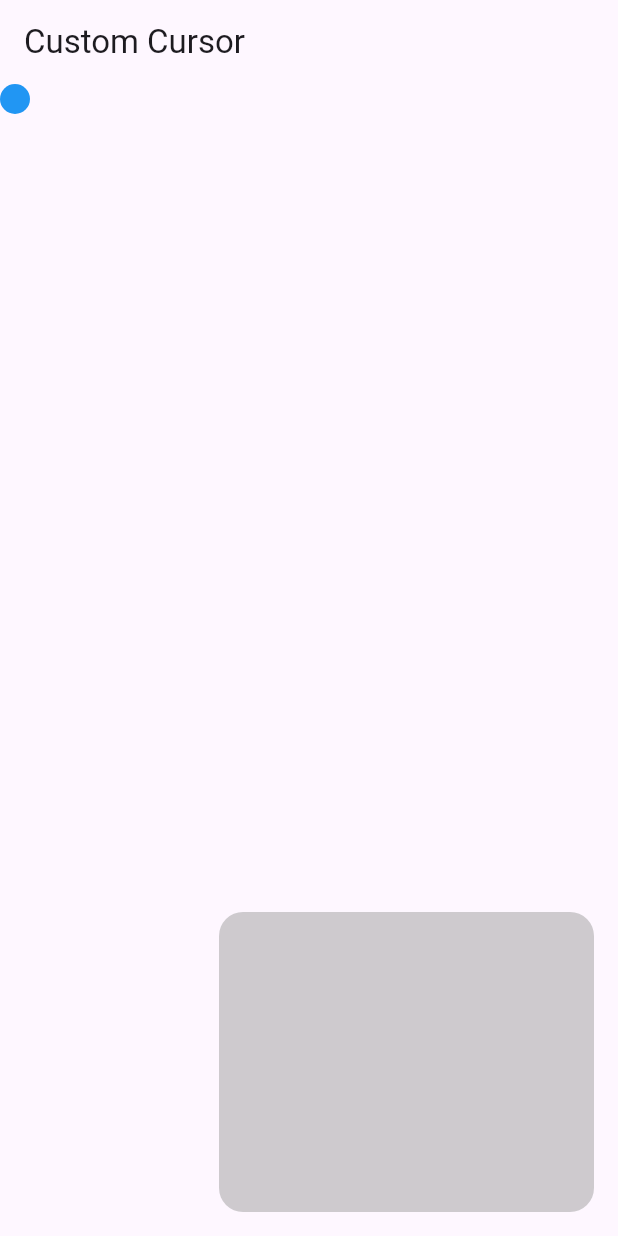
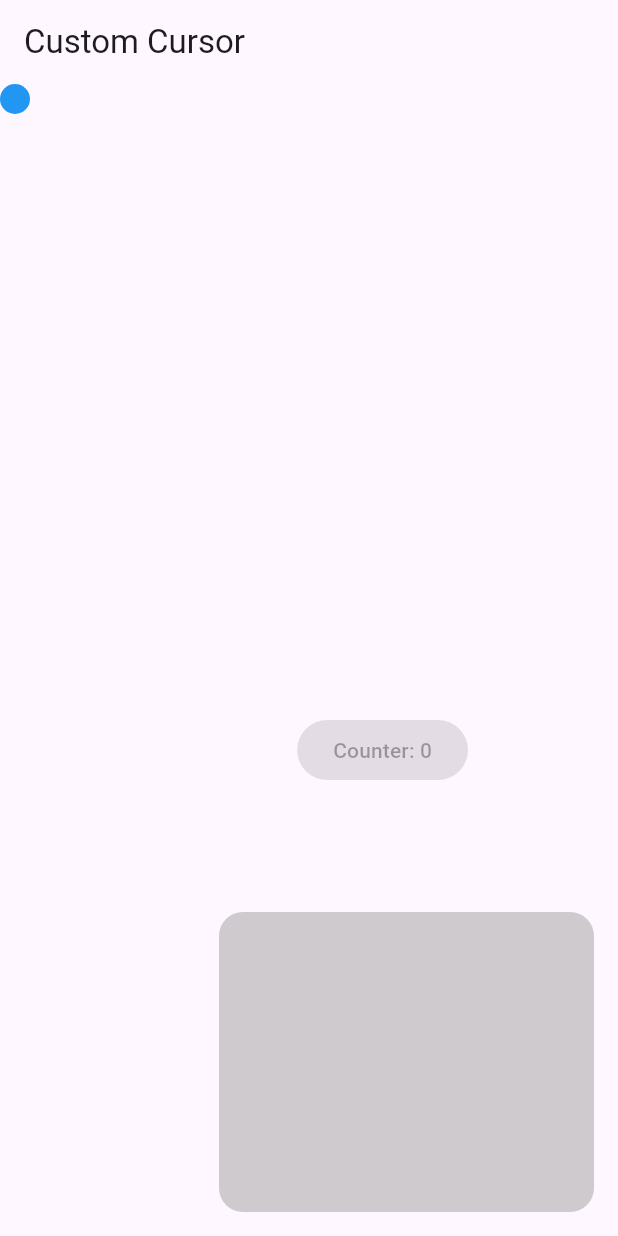
Before and after one commit to twhc20/one_handed_cursor, a Flutter app: the screen it shows after launch, on a phone screen of 412 x 824 dp. Run offline on Flutter 3.47's test engine with Material 3 defaults, Android fonts, the phone set to English and light mode, and no system bars.

Commit message:
WIP: added button

```diff
--- a/lib/cursor/cursor.dart
+++ b/lib/cursor/cursor.dart
@@ -4,10 +4,20 @@ import 'package:provider/provider.dart';
 class CursorNotifier extends ChangeNotifier {
   double positionX = 0;
   double positionY = 0;
+  double screenWidth = 0;
+  double screenHeight = 0;
+  double radius;
+
+  CursorNotifier({this.radius = 10.0});
+
+  void updateScreenSize(double width, double height) {
+    screenWidth = width;
+    screenHeight = height;
+  }
 
   void updatePosition(double x, double y) {
-    positionX = x;
-    positionY = y;
+    positionX = x.clamp(0, screenWidth - radius * 2);
+    positionY = y.clamp(0, screenHeight - radius * 2);
     notifyListeners();
   }
 }
@@ -20,6 +30,9 @@ class Cursor extends StatelessWidget {
   @override
   Widget build(BuildContext context) {
     final cursorNotifier = Provider.of<CursorNotifier>(context);
+    final screenSize = MediaQuery.of(context).size;
+    cursorNotifier.updateScreenSize(screenSize.width, screenSize.height);
+
     return Positioned(
       left: cursorNotifier.positionX,
       top: cursorNotifier.positionY,
--- a/lib/main.dart
+++ b/lib/main.dart
@@ -6,14 +6,26 @@
 
 void main() {
   runApp(
-    ChangeNotifierProvider(
-      create: (context) => CursorNotifier(),
+    MultiProvider(
+      providers: [
+        ChangeNotifierProvider(
+          create: (context) => CursorNotifier(),
+        )
+      ],
       child: MyApp(),
     ),
   );
 }
 
-class MyApp extends StatelessWidget {
+class MyApp extends StatefulWidget {
+  @override
+  _MyAppState createState() => _MyAppState();
+}
+
+class _MyAppState extends State<MyApp> {
+  int counter = 0;
+  final buttonKey = GlobalKey();
+
   @override
   Widget build(BuildContext context) {
     return MaterialApp(
@@ -22,7 +34,19 @@
             title: const Text('Custom Cursor'),
           ),
           body: Stack(children: [
-            Cursor(),
+            Positioned(
+              bottom: 300,
+              right: 100,
+              child: GestureDetector(
+                behavior: HitTestBehavior.translucent,
+                onTap: () {},
+                child: ElevatedButton(
+                  onPressed: null, // Disable the button's own onPressed event
+                  child: Text('Counter: $counter'),
+                ),
+              ),
+            ),
+            const Cursor(),
             Touchpad(
               onUpdatePosition: (double x, double y) {
                 Provider.of<CursorNotifier>(context, listen: false)
```
